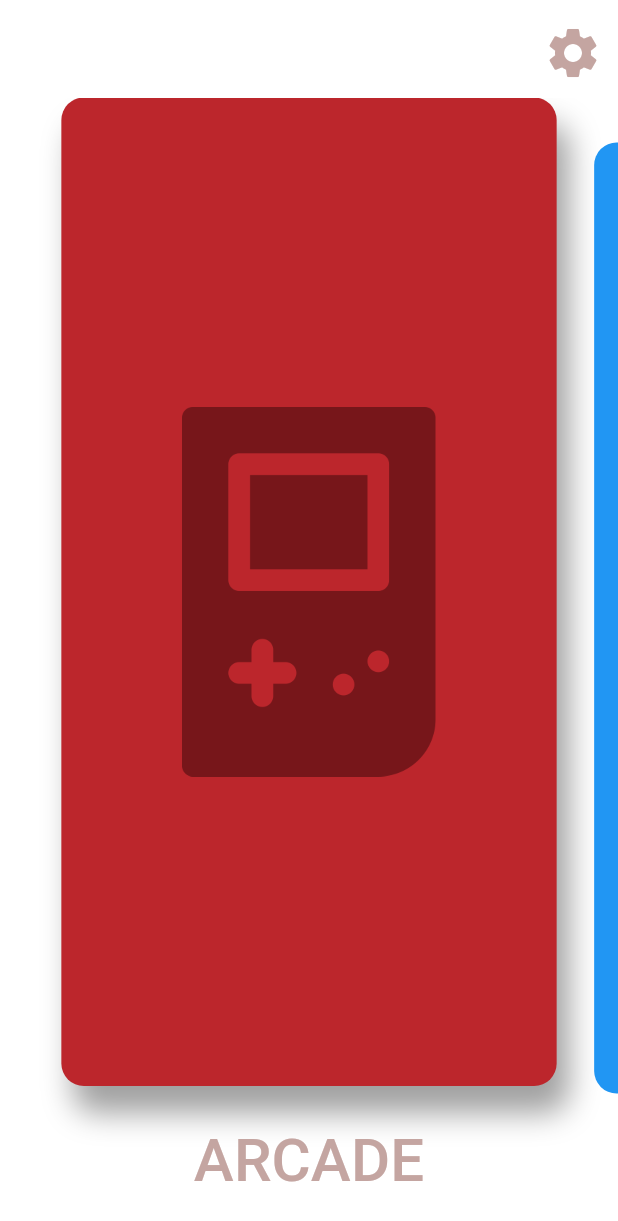
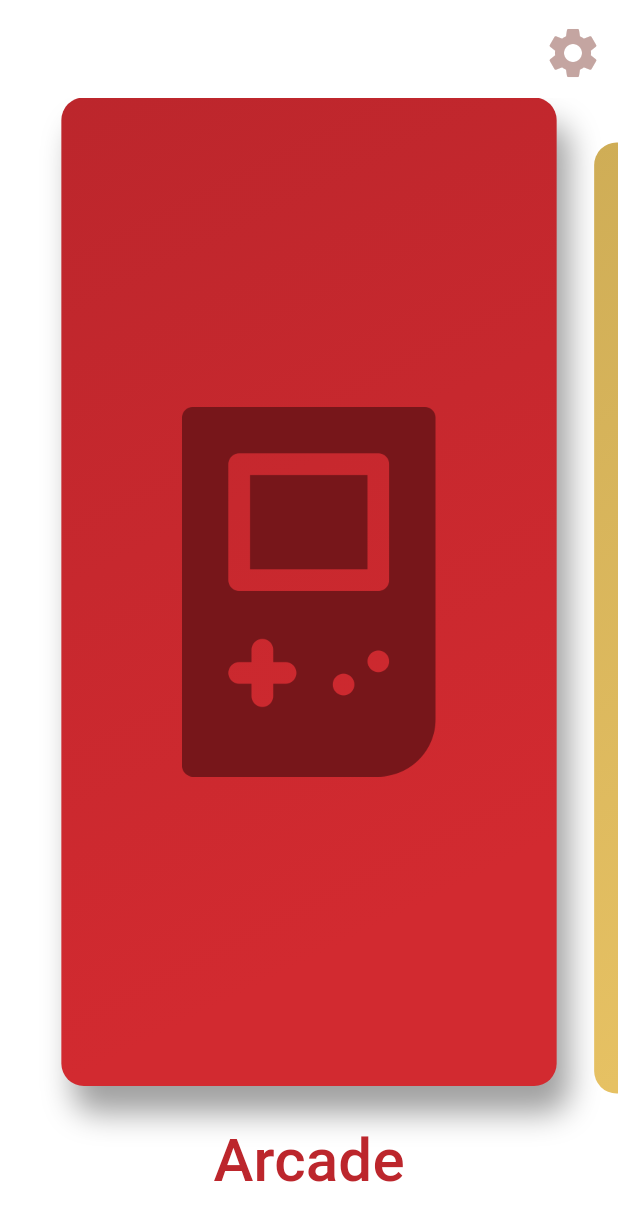
Before and after one commit to rickyazharipratama/findpairs, a Flutter app: the screen it shows after launch, on a phone screen of 412 x 824 dp. Shown: the top 1221 px of the screen. Run offline on Flutter 3.47's test engine with Material 2 defaults, Android fonts, the phone set to English and light mode, and no system bars; our stand-ins replace audioplayers, shared_preferences; missing offline and left inert: flutter_flip_view, icon_shadow.

Commit message:
- add icon asset - add font asset - relayout widget landing page menu - relayut arcade stage selection

```diff
--- a/lib/Presenters/Components/Text/LandingPageTitlePresenter.dart
+++ b/lib/Presenters/Components/Text/LandingPageTitlePresenter.dart
@@ -11,7 +11,8 @@ class LandingPageTitlePresenter extends BaseComponentPresenter{
   Map<String,dynamic> _title;
 
   final List<String> texts = [
-    ""," ","A","B","C","D","E","F","G","H","I","J","K","L","M","N","O","P","Q","R","S","T","U","V","W","X","Y","Z"
+    ""," ","A","B","C","D","E","F","G","H","I","J","K","L","M","N","O","P","Q","R","S","T","U","V","W","X","Y","Z",
+    "a","b","c","d","e","f","g","h","i","j","k","l","m","n","o","p","q","r","s","t","u","v","w","x","y","z"
   ];
   List<Map<String,dynamic>> _animatedChars = List();
 
--- a/lib/Utils/ConstantCollections.dart
+++ b/lib/Utils/ConstantCollections.dart
@@ -13,36 +13,44 @@ class ConstantCollections{
 
   static const List<Map<String,dynamic>> MENUS = [
     {
-      "name":"ARCADE",
+      "name":"Arcade",
+      "icon":"assets/images/arcade-menu.png",
       "version":1,
       "isAvailable": true,
       "isMaintenance": false,
       "color":Color(0xffbc262c),
+      "gradientColor":Color(0xffd22a30),
       "iconColor":Color(0xff77161a)
     },
     {
-      "name":"CLASSIC",
+      "name":"Classic",
+      "icon":"assets/images/classic.png",
       "version":1,
       "isAvailable": true,
       "isMaintenance": false,
-      "color":Colors.blue,
-      "iconColor":Color(0xff951e23)
+      "color":Color(0xffcfad56),
+      "gradientColor":Color(0xffe6c163),
+      "iconColor":Color(0xffac893b)
     },
     {
-      "name":"SURVIVAL",
+      "name":"Survival",
+      "icon":"assets/images/survival.png",
       "version":1,
       "isAvailable": true,
       "isMaintenance": false,
-      "color":Colors.purple,
-      "iconColor":Color(0xff951e23)
+      "color":Color(0xff67ad2c),
+      "gradientColor":Color(0xff7ac838),
+      "iconColor":Color(0xff037231)
     },
     {
-      "name":"COLLECTIONS",
+      "name":"Collection",
+      "icon":"assets/images/collections.png",
       "version":1,
       "isAvailable": true,
       "isMaintenance": false,
-      "color":Color(0xff6f5451),
-      "iconColor":Color(0xff951e23)
+      "color":Color(0xfff77d00),
+      "gradientColor":Color(0xfff99229),
+      "iconColor":Color(0xffca5d00)
     }
   ];
 
--- a/lib/Utils/FindPairsTheme.dart
+++ b/lib/Utils/FindPairsTheme.dart
@@ -8,27 +8,34 @@ class FindPairsTheme{
     backgroundColor: Colors.white,
     textTheme: TextTheme(
       subtitle: TextStyle(
-        fontFamily: "chunky",
+        fontFamily: "avocado",
         color: Color(0xff777777),
         fontSize: 40
       ),
       //stages title
       display1: TextStyle(
-        fontFamily: "chunky",
+        fontFamily: "avocado",
         color: Color(0xff777777),
         fontSize: 30
       ),
       //countdown arcade
       display2: TextStyle(
-        fontFamily: "chunky",
+        fontFamily: "avocado",
         color: Color(0xff777777),
         fontSize: 50
       ),
+
       //lifeExtendedFont
       display3: TextStyle(
-        fontFamily: "chunky",
+        fontFamily: "avocado",
         color: Color(0xff777777),
-        fontSize: 10
+        fontSize: 16
+      ),
+      // button
+      display4: TextStyle(
+        fontFamily: "avocado",
+        color: Color(0xff777777),
+        fontSize: 20
       )
     )
   );
--- a/lib/Widgets/Components/Lists/Items/ArcadeMenuItem.dart
+++ b/lib/Widgets/Components/Lists/Items/ArcadeMenuItem.dart
@@ -1,6 +1,6 @@
-import 'package:findpairs/PresenterViews/Components/Buttons/ArcadeItemMenuButton.dart';
 import 'package:findpairs/PresenterViews/Components/Lists/Items/ArcadeMenuItemView.dart';
 import 'package:findpairs/Presenters/Components/Lists/Items/ArcadeMenuItemPresenter.dart';
+import 'package:findpairs/Widgets/Components/Buttons/ArcadeItemMenuButton.dart';
 import 'package:flutter/material.dart';
 
 class ArcadeMenuItem extends StatefulWidget {
@@ -39,7 +39,18 @@ class _ArcadeMenuItemState extends State<ArcadeMenuItem> with SingleTickerProvid
           height: widget.height,
           margin: widget.isActive ? EdgeInsets.fromLTRB(10, 0, 10, 20) : EdgeInsets.fromLTRB(15, 30, 15, 15),
           decoration: BoxDecoration(
-            color:widget.menu['color'],
+             gradient: LinearGradient(
+              begin: Alignment.topLeft,
+              end: Alignment.bottomRight,
+              colors: [
+                widget.menu['color'],
+                widget.menu['gradientColor']
+              ],
+              stops: [
+                0,0.8
+              ],
+
+            ),
             borderRadius: BorderRadius.circular(15),
             boxShadow: [
               BoxShadow(
--- a/lib/Widgets/Components/Lists/Items/ArcadeSelections/LockStageSelection.dart
+++ b/lib/Widgets/Components/Lists/Items/ArcadeSelections/LockStageSelection.dart
@@ -33,7 +33,7 @@ class LockStageSelection extends StatelessWidget {
                       child: Text(
                         stage.toString(),
                         textAlign: TextAlign.center,
-                        style: Theme.of(context).textTheme.display3,
+                        style: Theme.of(context).textTheme.display4,
                       ),
                     ),
                   ),
--- a/lib/Widgets/Components/Lists/Items/LandingPageMenuItem.dart
+++ b/lib/Widgets/Components/Lists/Items/LandingPageMenuItem.dart
@@ -1,12 +1,13 @@
 import 'package:findpairs/PresenterViews/Components/Lists/Items/LandingPageMenuItemView.dart';
-import 'package:findpairs/Widgets/Pages/StagesPage.dart';
 import 'package:flutter/material.dart';
 
 class LandingPageMenuItem extends StatefulWidget {
 
   final bool isActive;
   final Map<String,dynamic> menu;
-  LandingPageMenuItem({this.isActive, this.menu});
+  final double width;
+  final double height;
+  LandingPageMenuItem({this.isActive, this.menu, this.height, this.width});
 
   @override
   _LandingPageMenuItemState createState() => new _LandingPageMenuItemState();
@@ -19,15 +20,23 @@ class _LandingPageMenuItemState extends State<LandingPageMenuItem> with LandingP
       padding: const EdgeInsets.only(bottom: 80),
       child: GestureDetector(
         onTap: (){
-          Navigator.of(context).push(MaterialPageRoute(
-            builder: (context) => StagesPage(stage: 1, episode: "episode01",)
-          ));
+
         },
         child: AnimatedContainer(
           duration: const Duration(milliseconds: 300),
           margin: widget.isActive ? EdgeInsets.fromLTRB(10, 0, 10, 20) : EdgeInsets.fromLTRB(15, 30, 15, 15),
           decoration: BoxDecoration(
-            color:widget.menu['color'],
+            gradient: LinearGradient(
+              colors: [
+                widget.menu['color'],
+                widget.menu['gradientColor']
+              ],
+              begin: Alignment.topLeft,
+              end: Alignment.bottomRight,
+              stops: [
+                0,0.8
+              ]
+            ),
             borderRadius: BorderRadius.circular(15),
             boxShadow: [
               BoxShadow(
@@ -41,6 +50,21 @@ class _LandingPageMenuItemState extends State<LandingPageMenuItem> with LandingP
           child: Stack(
             children: <Widget>[
 
+              Positioned.fill(
+                child: Center(
+                  child: Padding(
+                    padding: EdgeInsets.only(bottom: 0),
+                    child: Image.asset(
+                      widget.menu['icon'],
+                      width: widget.width * 3.5 / 5,
+                      fit: BoxFit.fitWidth,
+                      color: widget.menu['iconColor'],
+                      colorBlendMode: BlendMode.srcATop,
+                      filterQuality: FilterQuality.high,
+                    ),
+                  ),
+                ),
+              ),
             ],
           ),
         ),
--- a/lib/Widgets/Components/Lists/LandingPageMenu.dart
+++ b/lib/Widgets/Components/Lists/LandingPageMenu.dart
@@ -34,7 +34,7 @@ class _LandingPageMenuState extends State<LandingPageMenu> with LandingPageMenuV
       controller: controller,
       onPageChanged: presenter.onPageChanged,
       children: presenter.menus.map((item){
-        if(item['name'] == "ARCADE"){
+        if(item['name'].toString().toLowerCase() == "arcade"){
           return ArcadeMenuItem(
             isActive: presenter.menus.indexOf(item) == activePage,
             menu: item,
@@ -42,7 +42,12 @@ class _LandingPageMenuState extends State<LandingPageMenu> with LandingPageMenuV
             width: getCardWidth(),
           );
         }
-        return LandingPageMenuItem(isActive: presenter.menus.indexOf(item) == activePage, menu: item);
+        return LandingPageMenuItem(
+          isActive: presenter.menus.indexOf(item) == activePage,
+          menu: item,
+          height: getCardHeight(),
+          width: getCardWidth(),
+        );
       }).toList()
     );
   }
--- a/lib/Widgets/Components/Text/LandingPageTitle.dart
+++ b/lib/Widgets/Components/Text/LandingPageTitle.dart
@@ -38,10 +38,11 @@ class _LandingPageTitleState extends State<LandingPageTitle> with TickerProvider
                 style: Theme.of(context).textTheme.subtitle,
                 children: presenter.animatedChars.map((char){
                   int i = char['tween'].animate(char['animationController']).value;
+                  Color c = char['color'].animate(char['animationController']).value;
                   return TextSpan(
                     text: presenter.texts[i],
                     style: TextStyle(
-                      color: Color(0xffc4a5a1)
+                      color: c
                     )
                   );
                 }).toList()
```
Also changed, not shown: lib/Widgets/Components/Buttons/ArcadeItemMenuButton.dart (renamed from lib/PresenterViews/Components/Buttons/ArcadeItemMenuButton.dart, +8 -5 lines), lib/Widgets/Components/Buttons/ArcadeResultButton.dart (+11 -7 lines), lib/Widgets/Components/Lists/Items/ArcadeSelections/FinishedStageSelection.dart (+6 -2 lines), lib/Widgets/Components/Lists/Items/ArcadeSelections/OpenStageSelection.dart (+7 -2 lines), pubspec.yaml (+9 -0 lines), assets/fonts/avocado.ttf (added), assets/fonts/fruitz.otf (added), assets/images/classic.png (added), assets/images/collections.png (added), assets/images/survival.png (added).
